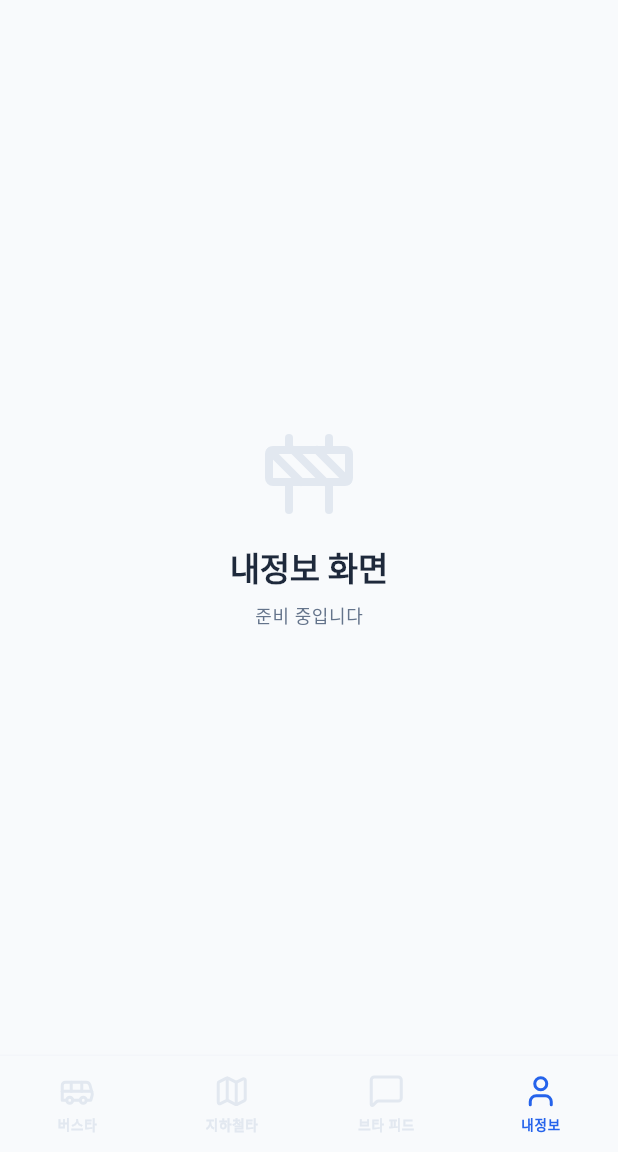
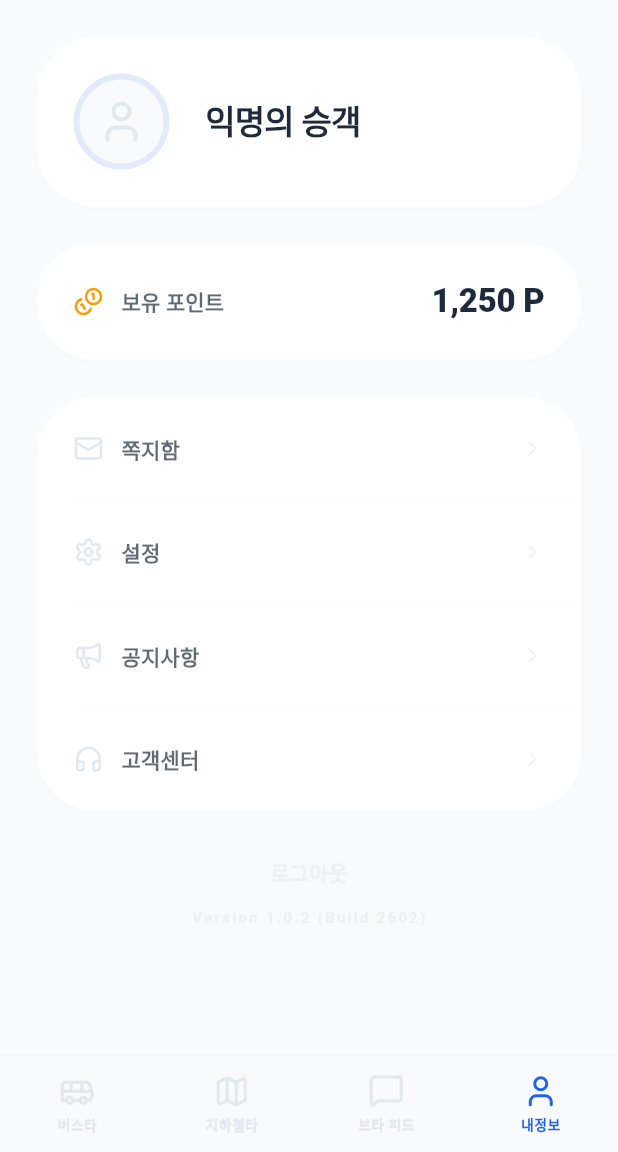
Before and after one commit to cakhanai6-web/bmta_app, a Flutter app: the screen it shows after launch, scrolled down 239 dp, after a tap on "내정보", on a phone screen of 412 x 824 dp, the part 84-1236 px from its top. Run offline on Flutter 3.47's test engine with Material 3 defaults, Android fonts, the phone set to English and light mode, and no system bars; our stand-ins replace lucide_icons; Roboto replaces fonts that are missing (Pretendard).

Commit message:
내정보 페이지 UI작업

```diff
--- a/lib/views/main_scaffold.dart
+++ b/lib/views/main_scaffold.dart
@@ -2,6 +2,7 @@ import 'package:flutter/material.dart';
 import 'package:lucide_icons/lucide_icons.dart';
 
 import 'feed/feed_view.dart';
+import 'mypage/mypage_view.dart';
 
 /// 메인 스캐폴드: 하단 네비게이션 바를 포함한 앱의 메인 구조
 class MainScaffold extends StatefulWidget {
@@ -14,12 +15,16 @@ class MainScaffold extends StatefulWidget {
 class _MainScaffoldState extends State<MainScaffold> {
   int _currentIndex = 2; // 기본: BMTA 피드
 
-  // 각 탭에 해당하는 화면 (현재는 피드만 구현)
+  // 로그인 상태 (임시: 실제 인증 시스템 연동 전까지는 true로 가정)
+  // TODO: Firebase Auth 또는 실제 인증 시스템과 연동
+  bool _isLoggedIn = true;
+
+  // 각 탭에 해당하는 화면
   final List<Widget> _pages = [
     const _PlaceholderView(title: '버스타'),
     const _PlaceholderView(title: '지하철타'),
     const FeedView(),
-    const _PlaceholderView(title: '내정보'),
+    const MypageView(),
   ];
 
   @override
@@ -65,9 +70,7 @@ class _MainScaffoldState extends State<MainScaffold> {
             tooltip: '알림',
           ),
           IconButton(
-            onPressed: () {
-              setState(() => _currentIndex = 3);
-            },
+            onPressed: _handleMypageClick,
             icon: const Icon(LucideIcons.user),
             tooltip: '마이페이지',
           ),
@@ -115,6 +118,7 @@ class _MainScaffoldState extends State<MainScaffold> {
                   index: 3,
                   icon: LucideIcons.user,
                   label: '내정보',
+                  onTap: _handleMypageClick,
                 ),
               ],
             ),
@@ -129,6 +133,7 @@ class _MainScaffoldState extends State<MainScaffold> {
     required int index,
     required IconData icon,
     required String label,
+    VoidCallback? onTap,
   }) {
     final theme = Theme.of(context);
     final colorScheme = theme.colorScheme;
@@ -136,7 +141,7 @@ class _MainScaffoldState extends State<MainScaffold> {
 
     return Expanded(
       child: InkWell(
-        onTap: () {
+        onTap: onTap ?? () {
           setState(() => _currentIndex = index);
         },
         child: Column(
@@ -160,6 +165,22 @@ class _MainScaffoldState extends State<MainScaffold> {
         ),
       ),
     );
+  }
+
+  /// 내정보 탭 클릭 핸들러 (로그인 체크 포함)
+  void _handleMypageClick() {
+    if (!_isLoggedIn) {
+      // 로그인하지 않은 경우 → 로그인 페이지로 이동
+      // TODO: 실제 로그인 페이지 구현 후 Navigator.push로 이동
+      ScaffoldMessenger.of(context).showSnackBar(
+        const SnackBar(
+          content: Text('로그인이 필요합니다. (로그인 페이지는 추후 구현 예정)'),
+        ),
+      );
+    } else {
+      // 로그인한 경우 → 내정보 페이지 표시
+      setState(() => _currentIndex = 3);
+    }
   }
 
   String _getTitle() {
--- /dev/null
+++ b/lib/views/mypage/mypage_view.dart
@@ -0,0 +1,373 @@
+import 'package:flutter/material.dart';
+import 'package:lucide_icons/lucide_icons.dart';
+
+import 'package:bmta_app/core/theme/app_theme.dart';
+
+/// SCR-003: 내 정보 페이지 UI
+///
+/// - 프로필 영역: 원형 아바타 + 닉네임 + 이메일
+/// - 포인트 정보 카드: 보유 포인트 + 충전 버튼
+/// - 메뉴 리스트: 쪽지함, 설정, 공지사항, 고객센터
+/// - 하단: 로그아웃 버튼 + 버전 정보
+class MypageView extends StatelessWidget {
+  const MypageView({super.key});
+
+  @override
+  Widget build(BuildContext context) {
+    final spacing = context.spacing;
+    final theme = Theme.of(context);
+
+    return ListView(
+      padding: EdgeInsets.all(spacing.x3), // 24
+      children: [
+        // 상단 프로필 영역
+        _ProfileSection(spacing: spacing, theme: theme),
+        SizedBox(height: spacing.x3), // 24
+
+        // 포인트 정보 카드
+        _PointCard(spacing: spacing, theme: theme),
+        SizedBox(height: spacing.x3), // 24
+
+        // 메뉴 리스트
+        _MenuList(spacing: spacing, theme: theme),
+
+        // 로그아웃 버튼
+        _LogoutButton(spacing: spacing, theme: theme),
+
+        // 버전 정보
+        _VersionInfo(theme: theme),
+      ],
+    );
+  }
+}
+
+/// 상단 프로필 영역
+class _ProfileSection extends StatelessWidget {
+  const _ProfileSection({
+    required this.spacing,
+    required this.theme,
+  });
+
+  final AppSpacing spacing;
+  final ThemeData theme;
+
+  @override
+  Widget build(BuildContext context) {
+    return Container(
+      padding: EdgeInsets.all(spacing.x3), // 24
+      decoration: BoxDecoration(
+        color: Colors.white,
+        borderRadius: BorderRadius.circular(40), // rounded-[2.5rem]
+        border: Border.all(
+          color: theme.colorScheme.outline.withValues(alpha: 0.1),
+          width: 1,
+        ),
+        boxShadow: [
+          BoxShadow(
+            color: theme.colorScheme.outline.withValues(alpha: 0.05),
+            offset: const Offset(0, 2),
+            blurRadius: 8,
+          ),
+        ],
+      ),
+      child: Row(
+        children: [
+          // 원형 아바타 (완전한 원)
+          Container(
+            width: 64,
+            height: 64,
+            decoration: BoxDecoration(
+              color: theme.scaffoldBackgroundColor,
+              shape: BoxShape.circle, // rounded-full
+              border: Border.all(
+                color: theme.colorScheme.primary.withValues(alpha: 0.1),
+                width: 4,
+              ),
+            ),
+            alignment: Alignment.center,
+            child: Icon(
+              LucideIcons.user,
+              size: 32,
+              color: theme.colorScheme.outline,
+            ),
+          ),
+          SizedBox(width: spacing.x3), // 24
+          // 닉네임만 표시 (이메일 제거, 본인인증 라벨 제거)
+          Expanded(
+            child: Text(
+              '익명의 승객',
+              style: theme.textTheme.titleLarge?.copyWith(
+                fontWeight: FontWeight.w900,
+                letterSpacing: -0.5,
+              ),
+            ),
+          ),
+        ],
+      ),
+    );
+  }
+}
+
+/// 포인트 정보 카드
+class _PointCard extends StatelessWidget {
+  const _PointCard({
+    required this.spacing,
+    required this.theme,
+  });
+
+  final AppSpacing spacing;
+  final ThemeData theme;
+
+  @override
+  Widget build(BuildContext context) {
+    return Container(
+      padding: EdgeInsets.all(spacing.x3), // 24
+      decoration: BoxDecoration(
+        color: Colors.white,
+        border: Border.all(
+          color: theme.colorScheme.outline.withValues(alpha: 0.1),
+          width: 1,
+        ),
+        borderRadius: BorderRadius.circular(40), // rounded-[2.5rem]
+        boxShadow: [
+          BoxShadow(
+            color: theme.colorScheme.outline.withValues(alpha: 0.05),
+            offset: const Offset(0, 2),
+            blurRadius: 8,
+          ),
+        ],
+      ),
+      child: Row(
+        mainAxisAlignment: MainAxisAlignment.spaceBetween,
+        children: [
+          Row(
+            children: [
+              Icon(
+                LucideIcons.coins,
+                size: 20,
+                color: theme.colorScheme.secondary, // Mobility Amber
+              ),
+              SizedBox(width: spacing.x1_5), // 12
+              Text(
+                '보유 포인트',
+                style: theme.textTheme.titleSmall?.copyWith(
+                  fontWeight: FontWeight.w700,
+                  color: theme.colorScheme.onSurface.withValues(alpha: 0.7),
+                ),
+              ),
+            ],
+          ),
+          Text(
+            '1,250 P',
+            style: theme.textTheme.titleLarge?.copyWith(
+              fontWeight: FontWeight.w900,
+            ),
+          ),
+        ],
+      ),
+    );
+  }
+}
+
+/// 메뉴 리스트
+class _MenuList extends StatelessWidget {
+  const _MenuList({
+    required this.spacing,
+    required this.theme,
+  });
+
+  final AppSpacing spacing;
+  final ThemeData theme;
+
+  @override
+  Widget build(BuildContext context) {
+    final menuItems = [
+      _MenuItem(
+        icon: LucideIcons.mail,
+        label: '쪽지함',
+        onTap: () {
+          // UI 뼈대만 구축 (실제 이동 안 함)
+          ScaffoldMessenger.of(context).showSnackBar(
+            const SnackBar(content: Text('쪽지함 (준비 중)')),
+          );
+        },
+      ),
+      _MenuItem(
+        icon: LucideIcons.settings,
+        label: '설정',
+        onTap: () {
+          ScaffoldMessenger.of(context).showSnackBar(
+            const SnackBar(content: Text('설정 (준비 중)')),
+          );
+        },
+      ),
+      _MenuItem(
+        icon: LucideIcons.megaphone,
+        label: '공지사항',
+        onTap: () {
+          ScaffoldMessenger.of(context).showSnackBar(
+            const SnackBar(content: Text('공지사항 (준비 중)')),
+          );
+        },
+      ),
+      _MenuItem(
+        icon: LucideIcons.headphones,
+        label: '고객센터',
+        onTap: () {
+          ScaffoldMessenger.of(context).showSnackBar(
+            const SnackBar(content: Text('고객센터 (준비 중)')),
+          );
+        },
+      ),
+    ];
+
+    return Container(
+      decoration: BoxDecoration(
+        color: Colors.white,
+        border: Border.all(
+          color: theme.colorScheme.outline.withValues(alpha: 0.1),
+          width: 1,
+        ),
+        borderRadius: BorderRadius.circular(40), // rounded-[2.5rem]
+        boxShadow: [
+          BoxShadow(
+            color: theme.colorScheme.outline.withValues(alpha: 0.05),
+            offset: const Offset(0, 2),
+            blurRadius: 8,
+          ),
+        ],
+      ),
+      child: Column(
+        children: menuItems.asMap().entries.map((entry) {
+          final index = entry.key;
+          final item = entry.value;
+          final isLast = index == menuItems.length - 1;
+
+          return Column(
+            children: [
+              Material(
+                color: Colors.transparent,
+                child: InkWell(
+                  onTap: item.onTap,
+                  child: Container(
+                    padding: EdgeInsets.symmetric(
+                      horizontal: spacing.x3, // 24
+                      vertical: spacing.x3, // 24
+                    ),
+                    child: Row(
+                      children: [
+                        Icon(
+                          item.icon,
+                          size: 20,
+                          color: theme.colorScheme.outline,
+                        ),
+                        SizedBox(width: spacing.x1_5), // 12
+                        Expanded(
+                          child: Text(
+                            item.label,
+                            style: theme.textTheme.titleSmall?.copyWith(
+                              fontWeight: FontWeight.w700,
+                              color: theme.colorScheme.onSurface.withValues(alpha: 0.7),
+                            ),
+                          ),
+                        ),
+                        Icon(
+                          LucideIcons.chevronRight,
+                          size: 16,
+                          color: theme.colorScheme.outline.withValues(alpha: 0.5),
+                        ),
+                      ],
+                    ),
+                  ),
+                ),
+              ),
+              if (!isLast)
+                Divider(
+                  height: 1,
+                  thickness: 1,
+                  indent: spacing.x3, // 24
+                  endIndent: 0,
+                  color: theme.colorScheme.outline.withValues(alpha: 0.05),
+                ),
+            ],
+          );
+        }).toList(),
+      ),
+    );
+  }
+}
+
+/// 메뉴 아이템 데이터 클래스
+class _MenuItem {
+  final IconData icon;
+  final String label;
+  final VoidCallback onTap;
+
+  _MenuItem({
+    required this.icon,
+    required this.label,
+    required this.onTap,
+  });
+}
+
+/// 로그아웃 버튼 및 버전 정보
+class _LogoutButton extends StatelessWidget {
+  const _LogoutButton({
+    required this.spacing,
+    required this.theme,
+  });
+
+  final AppSpacing spacing;
+  final ThemeData theme;
+
+  @override
+  Widget build(BuildContext context) {
+    return Padding(
+      padding: EdgeInsets.only(top: spacing.x2), // 16
+      child: Column(
+        children: [
+          // 로그아웃 텍스트 버튼
+          TextButton(
+            onPressed: () {
+              // 로그아웃 로직은 다음 단계에서 구현
+              ScaffoldMessenger.of(context).showSnackBar(
+                const SnackBar(content: Text('로그아웃 (로직 미구현)')),
+              );
+            },
+            child: Text(
+              '로그아웃',
+              style: theme.textTheme.titleSmall?.copyWith(
+                fontWeight: FontWeight.w700,
+                color: theme.colorScheme.outline.withValues(alpha: 0.5),
+              ),
+            ),
+          ),
+        ],
+      ),
+    );
+  }
+}
+
+/// 버전 정보
+class _VersionInfo extends StatelessWidget {
+  const _VersionInfo({
+    required this.theme,
+  });
+
+  final ThemeData theme;
+
+  @override
+  Widget build(BuildContext context) {
+    return Center(
+      child: Text(
+        'Version 1.0.2 (Build 2602)',
+        style: theme.textTheme.bodySmall?.copyWith(
+          fontSize: 10,
+          fontWeight: FontWeight.w700,
+          color: theme.colorScheme.outline.withValues(alpha: 0.5),
+          letterSpacing: 1.5,
+        ),
+      ),
+    );
+  }
+}
```
Also changed, not shown: 8 other files.
